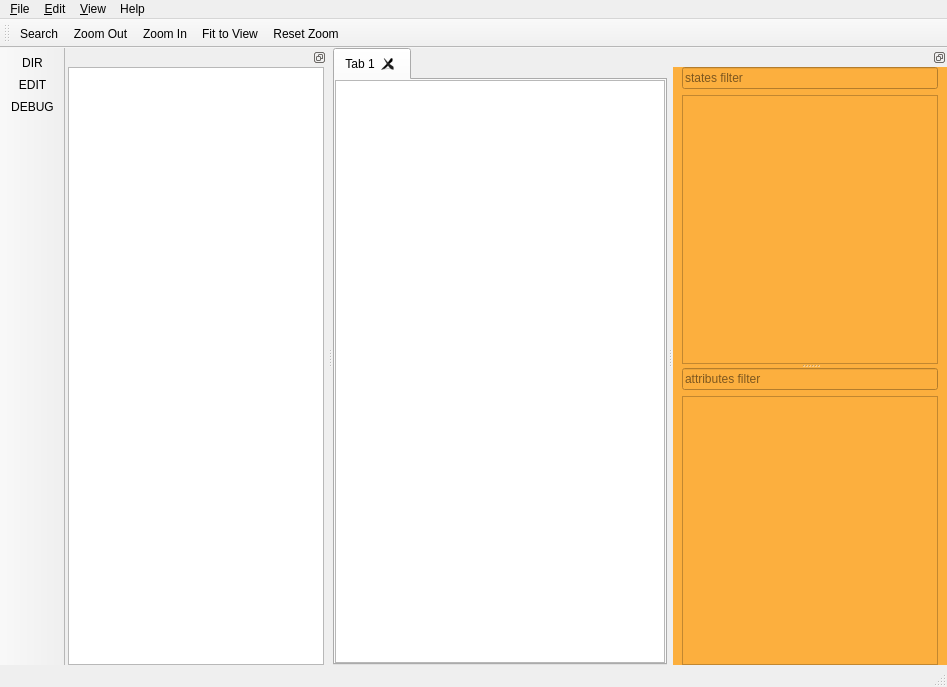
Before: the Qt Designer form src/view/ui/main.ui in igor-krechetov/hsm-ide, drawn with Qt 5.
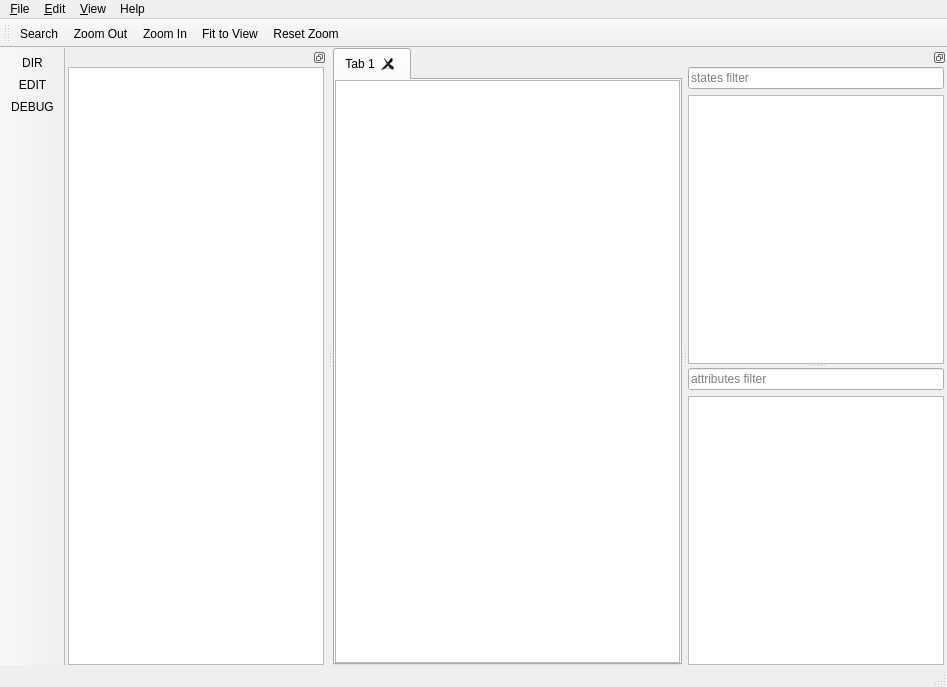
After: the same form once the commit is applied. The open tabs and pages were chosen to show the change. Icons and pictures are not drawn. Custom widgets are drawn as their Qt base class.

Patch:
```diff
--- a/src/view/ui/main.ui
+++ b/src/view/ui/main.ui
@@ -193,7 +193,7 @@
   </widget>
   <widget class="QDockWidget" name="dockHsmStructure">
    <property name="styleSheet">
-    <string notr="true">background-color: rgb(252, 175, 62);</string>
+    <string notr="true"/>
    </property>
    <property name="features">
     <set>QDockWidget::DockWidgetFloatable|QDockWidget::DockWidgetMovable</set>
@@ -203,9 +203,15 @@
    </attribute>
    <widget class="QWidget" name="dockWidgetContents_2">
     <layout class="QVBoxLayout" name="verticalLayout_4">
+     <property name="leftMargin">
+      <number>0</number>
+     </property>
      <property name="topMargin">
       <number>0</number>
      </property>
+     <property name="rightMargin">
+      <number>3</number>
+     </property>
      <property name="bottomMargin">
       <number>0</number>
      </property>
```
Left out of the diff: 107 changed lines with no effect on the pictures.
